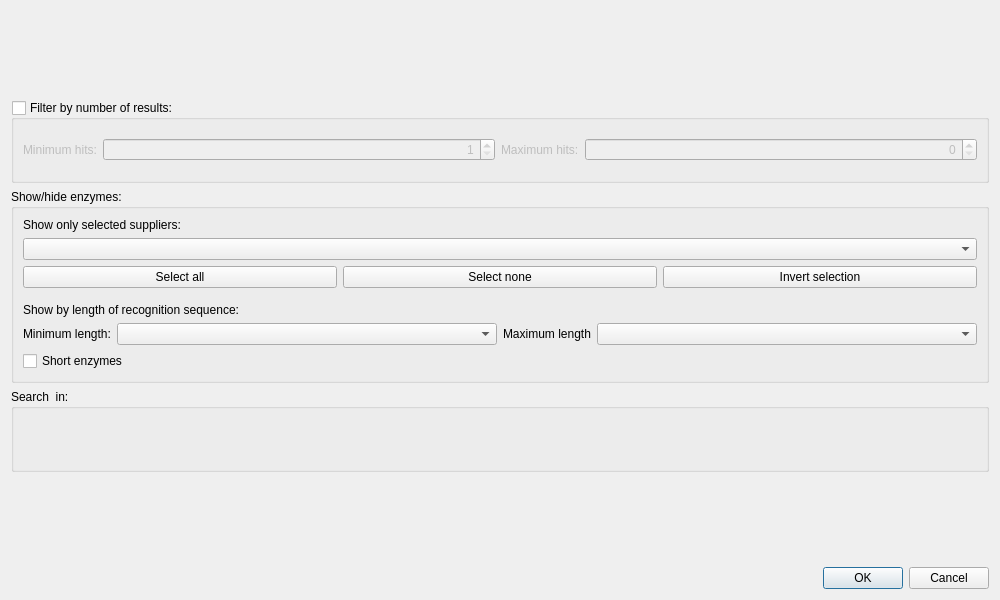
First picture: the form in src/plugins/enzymes/src/FindEnzymesDialog.ui, repository ugeneunipro/ugene, before the edit.
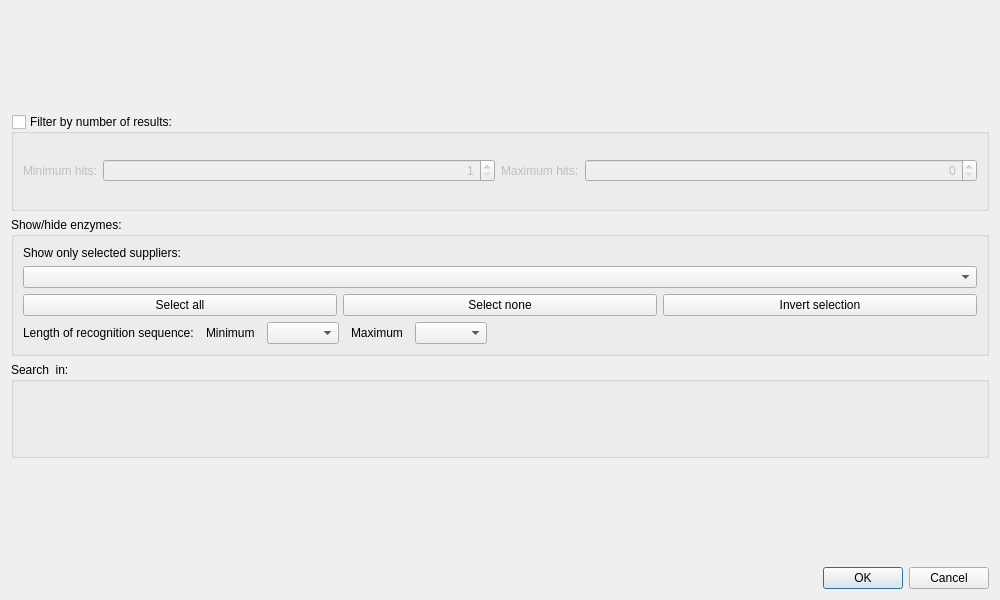
Second picture: the form after the edit. Custom widgets are drawn as their Qt base class.

What changed in the file:
```diff
--- a/src/plugins/enzymes/src/FindEnzymesDialog.ui
+++ b/src/plugins/enzymes/src/FindEnzymesDialog.ui
@@ -119,7 +119,7 @@
      </property>
      <layout class="QVBoxLayout" name="verticalLayout_3">
       <property name="spacing">
-       <number>15</number>
+       <number>6</number>
       </property>
       <item>
        <widget class="QWidget" name="widget_2" native="true">
@@ -189,21 +189,24 @@
          <property name="bottomMargin">
           <number>0</number>
          </property>
-         <item>
-          <widget class="QLabel" name="label_6">
-           <property name="text">
-            <string>Show by length of recognition sequence:</string>
-           </property>
-          </widget>
-         </item>
          <item>
           <layout class="QHBoxLayout" name="horizontalLayout_2">
+           <property name="spacing">
+            <number>12</number>
+           </property>
+           <item>
+            <widget class="QLabel" name="label_6">
+             <property name="text">
+              <string>Length of recognition sequence:</string>
+             </property>
+            </widget>
+           </item>
            <item>
             <layout class="QFormLayout" name="formLayout">
              <item row="0" column="0">
               <widget class="QLabel" name="label">
                <property name="text">
-                <string>Minimum length:</string>
+                <string>Minimum</string>
                </property>
               </widget>
              </item>
@@ -217,7 +220,7 @@
              <item row="0" column="0">
               <widget class="QLabel" name="label_4">
                <property name="text">
-                <string>Maximum length</string>
+                <string>Maximum</string>
                </property>
               </widget>
              </item>
@@ -230,18 +233,21 @@
              </item>
             </layout>
            </item>
+           <item>
+            <spacer name="horizontalSpacer_2">
+             <property name="orientation">
+              <enum>Qt::Horizontal</enum>
+             </property>
+             <property name="sizeHint" stdset="0">
+              <size>
+               <width>40</width>
+               <height>20</height>
+              </size>
+             </property>
+            </spacer>
+           </item>
           </layout>
          </item>
-         <item>
-          <widget class="QCheckBox" name="cbShowShort">
-           <property name="toolTip">
-            <string>Show enzymes, wich recognitions sequence length is 1, 2 or 3 bases</string>
-           </property>
-           <property name="text">
-            <string>Short enzymes</string>
-           </property>
-          </widget>
-         </item>
         </layout>
        </widget>
       </item>
```
